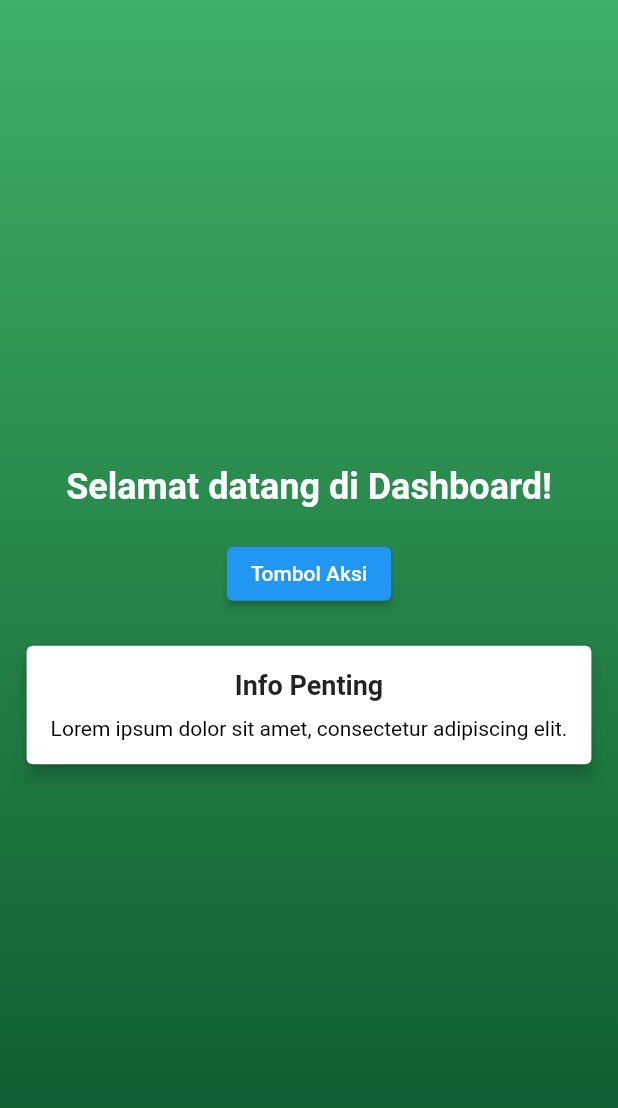
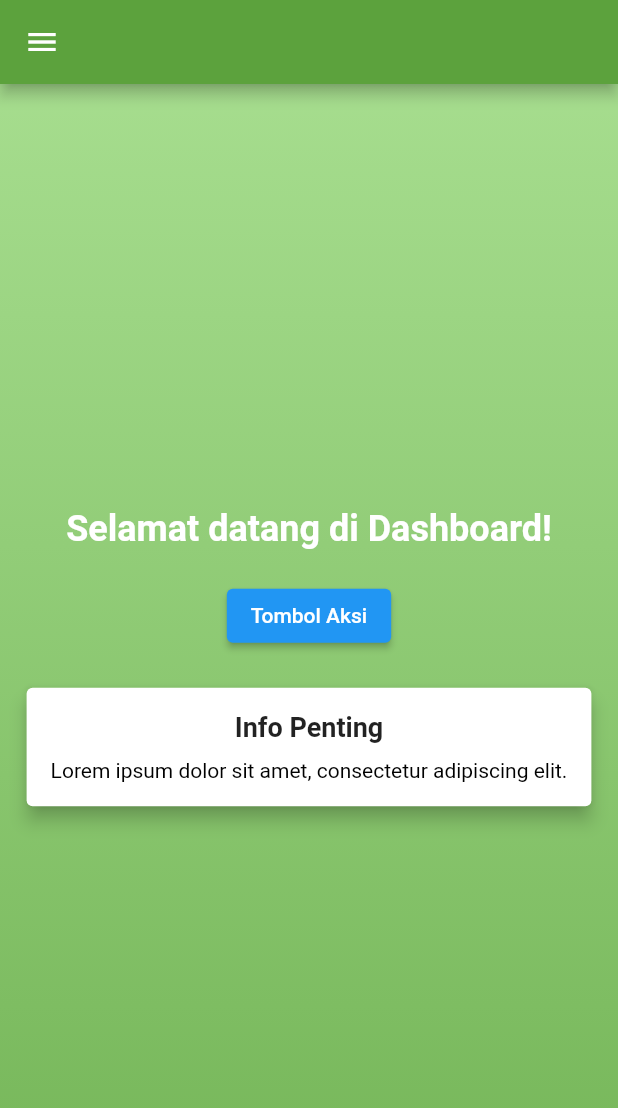
Before and after one commit to UdinDesu/aplikasi_smart_green_house, a Flutter app: the screen it shows after launch, on a phone screen of 412 x 824 dp. Shown: the top 1108 px of the screen. Run offline on Flutter 3.47's test engine with Material 2 defaults, Android fonts, the phone set to English and light mode, and no system bars.

Commit message:
Update Color

```diff
--- a/lib/dashboard_page.dart
+++ b/lib/dashboard_page.dart
@@ -18,13 +18,25 @@ class DashboardPage extends StatelessWidget {
   @override
   Widget build(BuildContext context) {
     return Scaffold(
-      appBar: null, // Menghilangkan header
+      appBar: AppBar(
+        backgroundColor: Color(0xFF5CA23D), // Ubah warna latar belakang AppBar
+        leading: Builder(
+          builder: (BuildContext context) {
+            return IconButton(
+              icon: Icon(Icons.menu), // Icon tiga garis horizontal
+              onPressed: () {
+                Scaffold.of(context).openDrawer();
+              },
+            );
+          },
+        ),
+      ),
       body: Container(
         decoration: BoxDecoration(
           gradient: LinearGradient(
             colors: [
-              Color(0xFF09562B), // Warna gradient dari bawah hijau tua (#09562B)
-              Color(0xFF3FAF65), // Warna gradient hingga ke atas hijau terang (#3FAF65)
+              Color(0xFF74B557), // Warna gradient Atas
+              Color(0xFFA6DD8E), // Warna gradient Bawah
             ],
             begin: Alignment.bottomCenter,
             end: Alignment.topCenter,
```
Also changed, not shown: lib/splash_screen.dart (+2 -8 lines).
